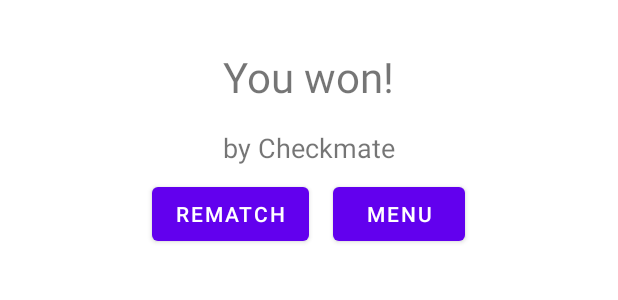
After one commit to adam-rankn/ChessTrainer, an Android app: the layout popup_game_over.xml on its own in the app's theme, with its tools: preview values and no code run, on a phone screen of 412 x 824 dp. The commit adds this screen. Shown: the top 300 px of the screen. Run offline under Robolectric (Android 15) with nearby library versions, the phone set to English and light mode, and no system bars.

Commit message:
- implement game over popup - prevent kings from moving next to each other

```diff
--- a/app/src/main/java/com/pinguapps/chesstrainer/ui/ChessboardFragment.kt
+++ b/app/src/main/java/com/pinguapps/chesstrainer/ui/ChessboardFragment.kt
@@ -8,8 +8,6 @@ import androidx.fragment.app.Fragment
 import androidx.fragment.app.activityViewModels
 import com.pinguapps.chesstrainer.databinding.FragmentChessboardBinding
 import com.pinguapps.chesstrainer.logic.PassedPawnPuzzle
-import androidx.lifecycle.Observer
-import androidx.lifecycle.ViewModelProvider
 import androidx.lifecycle.ViewTreeLifecycleOwner
 
 class ChessboardFragment: Fragment() {
--- /dev/null
+++ b/app/src/main/res/layout/popup_game_over.xml
@@ -0,0 +1,48 @@
+<?xml version="1.0" encoding="utf-8"?>
+<LinearLayout xmlns:android="http://schemas.android.com/apk/res/android"
+    android:orientation="vertical"
+    android:layout_width="match_parent"
+    android:layout_height="wrap_content"
+    android:background="@color/white"
+    android:padding="16dp">
+
+    <TextView
+        android:id="@+id/result_text"
+        android:text="You won!"
+        android:textSize="28sp"
+        android:layout_width="wrap_content"
+        android:layout_height="wrap_content"
+        android:layout_gravity="center_horizontal"
+        android:layout_margin="16dp"
+        android:paddingEnd="64dp"
+        android:paddingStart="64dp"/>
+    <TextView
+        android:id="@+id/result_type_text"
+        android:text="by Checkmate"
+        android:textSize="18sp"
+        android:layout_gravity="center_horizontal"
+        android:layout_width="wrap_content"
+        android:layout_height="wrap_content">
+
+    </TextView>
+
+    <LinearLayout
+        android:layout_width="match_parent"
+        android:layout_height="wrap_content"
+        android:gravity="center_horizontal">
+
+        <Button
+            android:id="@+id/btn_rematch"
+            android:text="rematch"
+            android:layout_width="wrap_content"
+            android:layout_height="wrap_content"
+            android:layout_margin="8dp" />
+        <Button
+            android:id="@+id/btn_menu"
+            android:text="menu"
+            android:layout_width="wrap_content"
+            android:layout_height="wrap_content"
+            android:layout_margin="8dp" />
+    </LinearLayout>
+
+</LinearLayout>
--- a/app/src/main/res/layout/popup_pawn_promotion.xml
+++ b/app/src/main/res/layout/popup_pawn_promotion.xml
@@ -3,7 +3,6 @@
     android:layout_width="match_parent"
     android:layout_height="match_parent"
     android:background="@color/white">
-
 
     <ImageView
         android:id="@+id/promotion_knight"
```
Also changed, not shown: app/src/main/java/com/pinguapps/chesstrainer/BotsListFragment.kt (added, +36 -0 lines), app/src/main/java/com/pinguapps/chesstrainer/MenuFragment.kt (added, +47 -0 lines), app/src/main/java/com/pinguapps/chesstrainer/data/Chessboard.kt (+34 -18 lines), app/src/main/java/com/pinguapps/chesstrainer/logic/PassedPawnPuzzle.kt (+6 -3 lines), app/src/main/java/com/pinguapps/chesstrainer/logic/bots/Bot.kt (added, +10 -0 lines), app/src/main/java/com/pinguapps/chesstrainer/ui/ChessView.kt (+159 -69 lines), app/src/main/res/layout/fragment_bots_list.xml (added, +14 -0 lines), app/src/main/res/layout/fragment_menu.xml (added, +37 -0 lines), app/src/main/res/values/strings.xml (+18 -0 lines), 2 other files.
